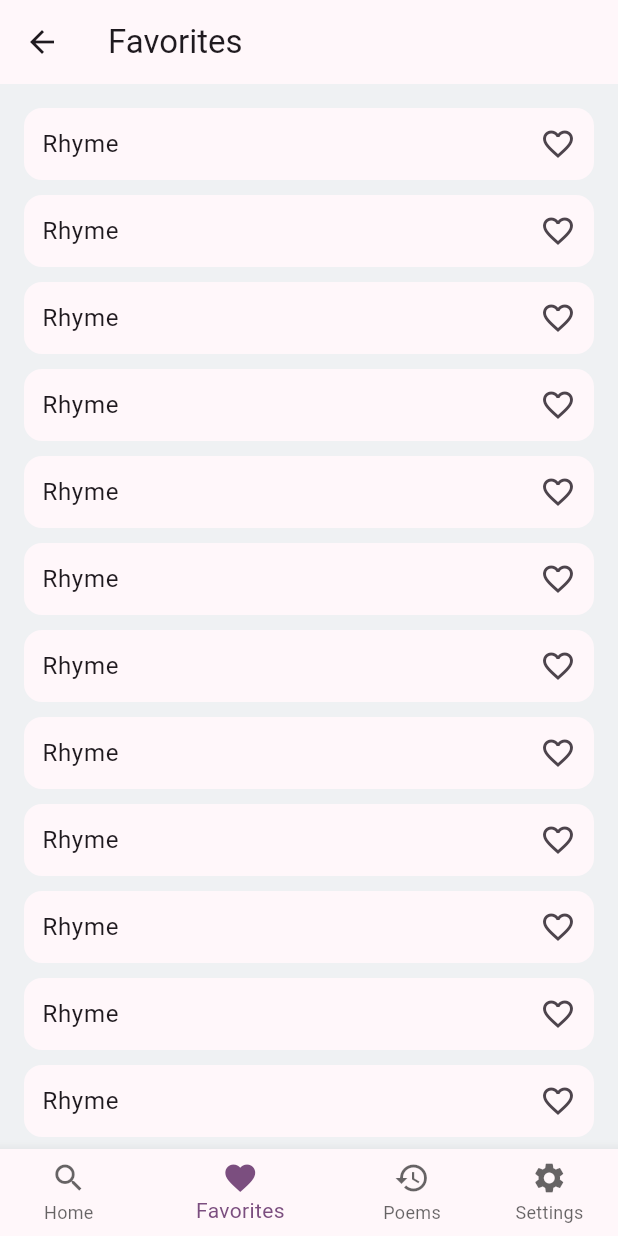
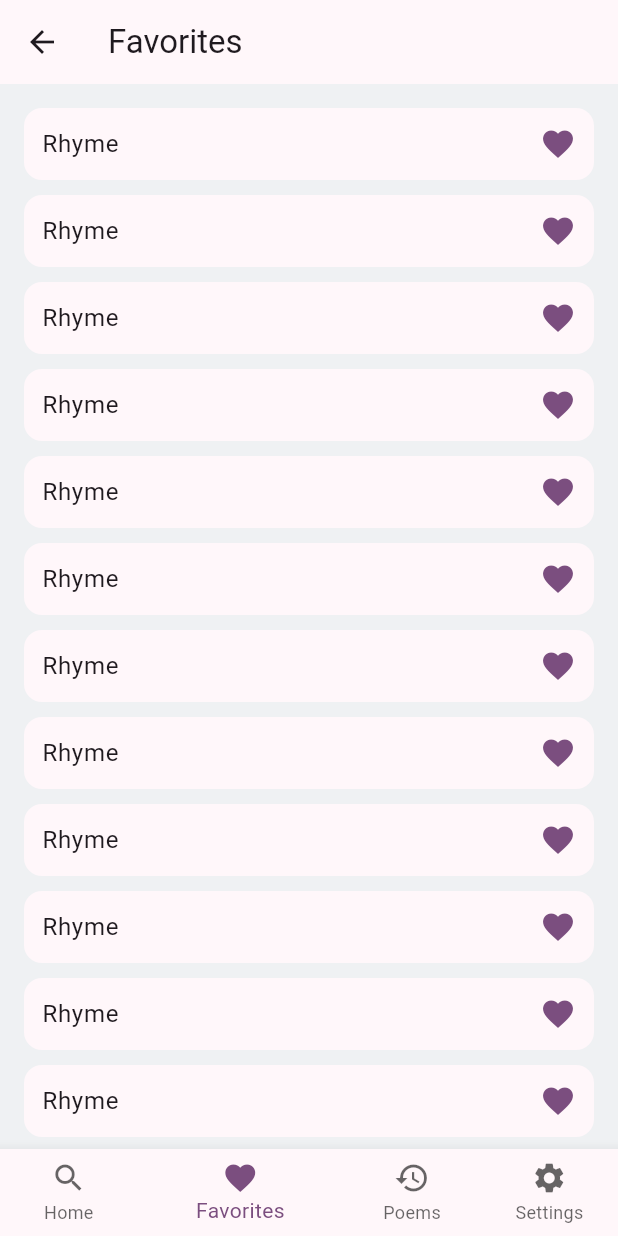
Before and after one commit to RuslanTsitser/rhymer, a Flutter app: the FavoritesScreen screen opened by its route, on a phone screen of 412 x 824 dp. Run offline on Flutter 3.47's test engine with Material 3 defaults, Android fonts, the phone set to English and light mode, and no system bars; our stand-ins replace auto_route.

```diff
--- a/lib/features/favorites/presentation/favorites_screen.dart
+++ b/lib/features/favorites/presentation/favorites_screen.dart
@@ -19,7 +19,7 @@ class FavoritesScreen extends StatelessWidget {
         ),
         const SliverToBoxAdapter(child: SizedBox(height: 16)),
         SliverList.builder(
-          itemBuilder: (context, index) => const RhymeListCard(),
+          itemBuilder: (context, index) => const RhymeListCard(isFavourite: true),
           itemCount: 20,
         ),
       ],
```
